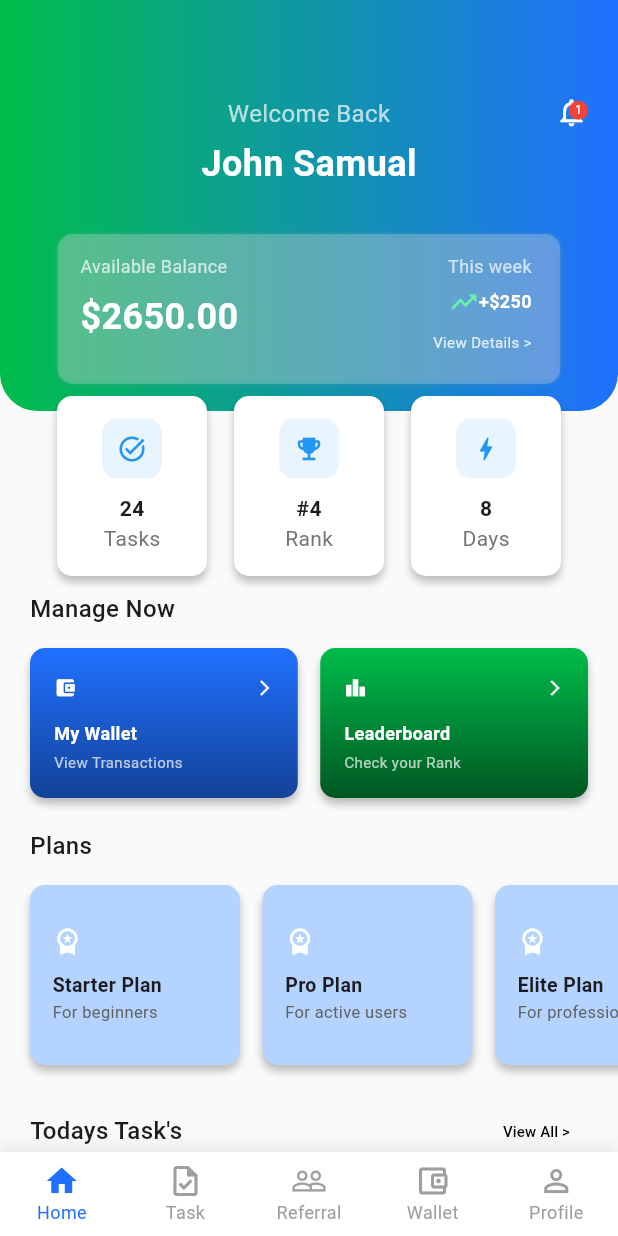
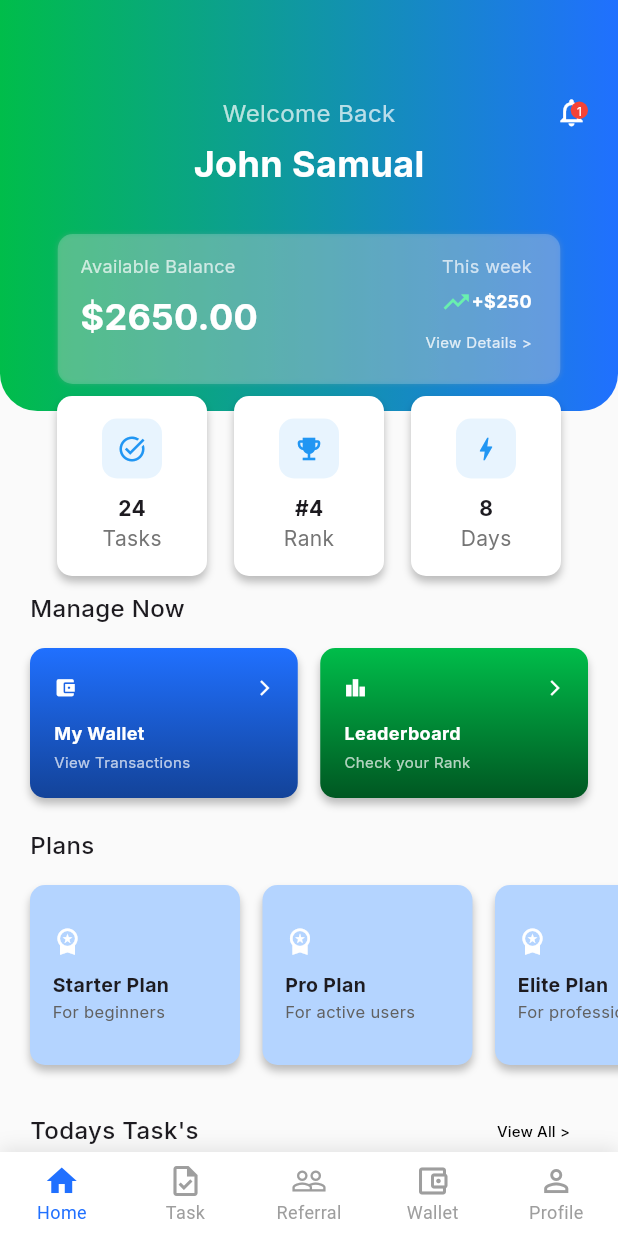
Before and after one commit to Praveen-John-Ziyaacademy/Slam-s-Grow, a Flutter app: the HomePage screen opened directly, on a phone screen of 412 x 824 dp. Run offline on Flutter 3.47's test engine with Material 3 defaults, Android fonts, the phone set to English and light mode, and no system bars; our stand-ins replace flutter_svg, get, get_storage, google_fonts, image_picker; accounts and stored records are empty.

Commit message:
add fonts

```diff
--- /dev/null
+++ b/devtools_options.yaml
@@ -0,0 +1,3 @@
+description: This file stores settings for Dart & Flutter DevTools.
+documentation: https://docs.flutter.dev/tools/devtools/extensions#configure-extension-enablement-states
+extensions:
--- /dev/null
+++ b/lib/colors/fonts.dart
@@ -0,0 +1,32 @@
+import 'package:flutter/material.dart';
+import 'package:google_fonts/google_fonts.dart';
+
+class AppFonts {
+  static TextStyle primaryFont({
+    Color? color,
+    double? fontSize,
+    FontWeight? fontWeight,
+    double? letterSpacing,
+    double? height,
+  }) {
+    return GoogleFonts.inter(
+      color: color,
+      fontSize: fontSize,
+      fontWeight: fontWeight,
+    );
+  }
+
+  static TextStyle secondaryFont({
+    Color? color,
+    double? fontSize,
+    FontWeight? fontWeight,
+    double? letterSpacing,
+    double? height,
+  }) {
+    return GoogleFonts.roboto(
+      color: color,
+      fontSize: fontSize,
+      fontWeight: fontWeight,
+    );
+  }
+}
--- a/lib/screens/home/home_screen.dart
+++ b/lib/screens/home/home_screen.dart
@@ -1,5 +1,6 @@
 import 'package:flutter/material.dart';
 import 'package:get/get.dart';
+import 'package:social_media/colors/fonts.dart';
 import 'package:social_media/controller/home_screen_controller.dart';
 import 'package:social_media/models/home_screen_models.dart';
 
@@ -140,15 +141,18 @@ class HomePage extends StatelessWidget {
                   Align(
                     alignment: Alignment.center,
                     child: Column(
-                      children: const [
+                      children: [
                         Text(
                           'Welcome Back',
-                          style: TextStyle(color: Colors.white70, fontSize: 16),
+                          style: AppFonts.primaryFont(
+                            color: Colors.white70,
+                            fontSize: 16,
+                          ),
                         ),
                         SizedBox(height: 5),
                         Text(
                           'John Samual',
-                          style: TextStyle(
+                          style: AppFonts.primaryFont(
                             color: Colors.white,
                             fontSize: 24,
                             fontWeight: FontWeight.bold,
@@ -180,7 +184,7 @@ class HomePage extends StatelessWidget {
                                 ),
                                 child: Text(
                                   '${controller.notificationCount.value}',
-                                  style: const TextStyle(
+                                  style: AppFonts.primaryFont(
                                     color: Colors.white,
                                     fontSize: 8,
                                   ),
@@ -220,9 +224,9 @@ class HomePage extends StatelessWidget {
                       Column(
                         crossAxisAlignment: CrossAxisAlignment.start,
                         children: [
-                          const Text(
+                          Text(
                             'Available Balance',
-                            style: TextStyle(
+                            style: AppFonts.primaryFont(
                               color: Colors.white70,
                               fontSize: 12,
                             ),
@@ -230,7 +234,7 @@ class HomePage extends StatelessWidget {
                           const SizedBox(height: 8),
                           Text(
                             '\$${controller.balance.value.toStringAsFixed(2)}',
-                            style: const TextStyle(
+                            style: AppFonts.primaryFont(
                               color: Colors.white,
                               fontSize: 24,
                               fontWeight: FontWeight.bold,
@@ -241,9 +245,9 @@ class HomePage extends StatelessWidget {
                       Column(
                         crossAxisAlignment: CrossAxisAlignment.end,
                         children: [
-                          const Text(
+                          Text(
                             'This week',
-                            style: TextStyle(
+                            style: AppFonts.primaryFont(
                               color: Colors.white70,
                               fontSize: 12,
                             ),
@@ -258,7 +262,7 @@ class HomePage extends StatelessWidget {
                               ),
                               Text(
                                 '+\$${controller.weeklyIncrease.value.toStringAsFixed(0)}',
-                                style: const TextStyle(
+                                style: AppFonts.primaryFont(
                                   color: Colors.white,
                                   fontSize: 12,
                                   fontWeight: FontWeight.bold,
@@ -269,7 +273,7 @@ class HomePage extends StatelessWidget {
                           const SizedBox(height: 10),
                           Text(
                             'View Details >',
-                            style: TextStyle(
+                            style: AppFonts.primaryFont(
                               color: Colors.white.withOpacity(0.8),
                               fontSize: 10,
                             ),
@@ -351,9 +355,15 @@ class HomePage extends StatelessWidget {
           const SizedBox(height: 10),
           Text(
             value,
-            style: const TextStyle(fontSize: 14, fontWeight: FontWeight.bold),
+            style: AppFonts.primaryFont(
+              fontSize: 14,
+              fontWeight: FontWeight.bold,
+            ),
           ),
-          Text(label, style: TextStyle(fontSize: 14, color: Colors.grey[600])),
+          Text(
+            label,
+            style: AppFonts.primaryFont(fontSize: 14, color: Colors.grey[600]),
+          ),
         ],
       ),
     );
@@ -365,9 +375,12 @@ class HomePage extends StatelessWidget {
       child: Column(
         crossAxisAlignment: CrossAxisAlignment.start,
         children: [
-          const Text(
+          Text(
             'Manage Now',
-            style: TextStyle(fontSize: 16, fontWeight: FontWeight.w500),
+            style: AppFonts.primaryFont(
+              fontSize: 16,
+              fontWeight: FontWeight.w500,
+            ),
           ),
           const SizedBox(height: 15),
           Row(
@@ -440,7 +453,7 @@ class HomePage extends StatelessWidget {
           const SizedBox(height: 14),
           Text(
             title,
-            style: const TextStyle(
+            style: AppFonts.primaryFont(
               color: Colors.white,
               fontSize: 12,
               fontWeight: FontWeight.bold,
@@ -449,7 +462,7 @@ class HomePage extends StatelessWidget {
           const SizedBox(height: 4),
           Text(
             subtitle,
-            style: const TextStyle(color: Colors.white70, fontSize: 10),
+            style: AppFonts.primaryFont(color: Colors.white70, fontSize: 10),
           ),
         ],
       ),
@@ -460,11 +473,14 @@ class HomePage extends StatelessWidget {
     return Column(
       crossAxisAlignment: CrossAxisAlignment.start,
       children: [
-        const Padding(
+        Padding(
           padding: EdgeInsets.symmetric(horizontal: 20),
           child: Text(
             'Plans',
-            style: TextStyle(fontSize: 16, fontWeight: FontWeight.w500),
+            style: AppFonts.primaryFont(
+              fontSize: 16,
+              fontWeight: FontWeight.w500,
+            ),
           ),
         ),
         const SizedBox(height: 15),
@@ -526,12 +542,18 @@ class HomePage extends StatelessWidget {
           const SizedBox(height: 10),
           Text(
             title,
-            style: const TextStyle(fontWeight: FontWeight.bold, fontSize: 13),
+            style: AppFonts.primaryFont(
+              fontWeight: FontWeight.bold,
+              fontSize: 13,
+            ),
           ),
           if (subtitle.isNotEmpty)
             Text(
               subtitle,
-              style: TextStyle(fontSize: 11, color: Colors.grey[700]),
+              style: AppFonts.primaryFont(
+                fontSize: 11,
+                color: Colors.grey[700],
+              ),
             ),
         ],
       ),
@@ -547,17 +569,23 @@ class HomePage extends StatelessWidget {
           Row(
             mainAxisAlignment: MainAxisAlignment.spaceBetween,
             children: [
-              const Text(
+              Text(
                 'Todays Task\'s',
-                style: TextStyle(fontSize: 16, fontWeight: FontWeight.w500),
+                style: AppFonts.primaryFont(
+                  fontSize: 16,
+                  fontWeight: FontWeight.w500,
+                ),
               ),
               TextButton(
                 onPressed: () {
                   Get.snackbar('View All', 'Opening all tasks');
                 },
-                child: const Text(
+                child: Text(
                   'View All >',
-                  style: TextStyle(fontSize: 10, color: Colors.black),
+                  style: AppFonts.primaryFont(
+                    fontSize: 10,
+                    color: Colors.black,
+                  ),
                 ),
               ),
             ],
@@ -604,14 +632,17 @@ class HomePage extends StatelessWidget {
               children: [
                 Text(
                   task.title,
-                  style: const TextStyle(
+                  style: AppFonts.primaryFont(
                     fontSize: 14,
                     fontWeight: FontWeight.bold,
                   ),
                 ),
                 Text(
                   'Earn ${task.points} Points',
-                  style: TextStyle(fontSize: 12, color: Colors.grey[600]),
+                  style: AppFonts.primaryFont(
+                    fontSize: 12,
+                    color: Colors.grey[600],
+                  ),
                 ),
                 const SizedBox(height: 5),
                 Row(
@@ -627,13 +658,19 @@ class HomePage extends StatelessWidget {
                     const SizedBox(width: 5),
                     Text(
                       task.status,
-                      style: TextStyle(fontSize: 8, color: Colors.grey[700]),
+                      style: AppFonts.primaryFont(
+                        fontSize: 8,
+                        color: Colors.grey[700],
+                      ),
                     ),
                     if (task.timeLeft.isNotEmpty) ...[
                       const SizedBox(width: 10),
                       Text(
                         task.timeLeft,
-                        style: TextStyle(fontSize: 8, color: Colors.grey[600]),
+                        style: AppFonts.primaryFont(
+                          fontSize: 8,
+                          color: Colors.grey[600],
+                        ),
                       ),
                     ],
                   ],
@@ -650,10 +687,13 @@ class HomePage extends StatelessWidget {
                 borderRadius: BorderRadius.circular(10),
                 color: const Color(0xFF2F88FF),
               ),
-              child: const Center(
+              child: Center(
                 child: Text(
                   'Do Task',
-                  style: TextStyle(color: Colors.white, fontSize: 12),
+                  style: AppFonts.primaryFont(
+                    color: Colors.white,
+                    fontSize: 12,
+                  ),
                 ),
               ),
             ),
@@ -672,17 +712,23 @@ class HomePage extends StatelessWidget {
           Row(
             mainAxisAlignment: MainAxisAlignment.spaceBetween,
             children: [
-              const Text(
+              Text(
                 'Recent Activity',
-                style: TextStyle(fontSize: 16, fontWeight: FontWeight.w500),
+                style: AppFonts.primaryFont(
+                  fontSize: 16,
+                  fontWeight: FontWeight.w500,
+                ),
               ),
               TextButton(
                 onPressed: () {
                   Get.snackbar('View All', 'Opening all activities');
                 },
-                child: const Text(
+                child: Text(
                   'View All >',
-                  style: TextStyle(fontSize: 10, color: Colors.black),
+                  style: AppFonts.primaryFont(
+                    fontSize: 10,
+                    color: Colors.black,
+                  ),
                 ),
               ),
             ],
@@ -762,19 +808,25 @@ class HomePage extends StatelessWidget {
             children: [
               Text(
                 title,
-                style: const TextStyle(
+                style: AppFonts.primaryFont(
                   fontSize: 13,
                   fontWeight: FontWeight.bold,
                 ),
               ),
               Text(
                 subtitle,
-                style: TextStyle(fontSize: 11, color: Colors.grey[600]),
+                style: AppFonts.primaryFont(
+                  fontSize: 11,
+                  color: Colors.grey[600],
+                ),
               ),
             ],
           ),
         ),
-        Text(timeAgo, style: TextStyle(fontSize: 10, color: Colors.grey[600])),
+        Text(
+          timeAgo,
+          style: AppFonts.primaryFont(fontSize: 10, color: Colors.grey[600]),
+        ),
       ],
     );
   }
--- a/pubspec.yaml
+++ b/pubspec.yaml
@@ -41,6 +41,7 @@ dependencies:
   flutter_svg: ^2.2.1
   http: ^1.5.0
   flutter_dotenv: ^6.0.0
+  get_storage: ^2.1.1
 
 dev_dependencies:
   flutter_test:
```
Also changed, not shown: lib/auth_controller/login_controller.dart (+203 -19 lines), lib/auth_screen/forgot_password.dart (+29 -16 lines), lib/auth_screen/kyc_verification.dart (+55 -42 lines), lib/auth_screen/login_otp_verification.dart (+13 -7 lines), lib/auth_screen/login_screen.dart (+23 -22 lines), lib/auth_screen/new_password.dart (+19 -12 lines), lib/auth_screen/otp_verification.dart (+13 -7 lines), lib/auth_screen/sign_up_screen.dart (+28 -14 lines), lib/main.dart (+6 -1 lines), lib/screens/onboarding/onboarding_screens.dart (+6 -5 lines), pubspec.lock, 1 other file.
